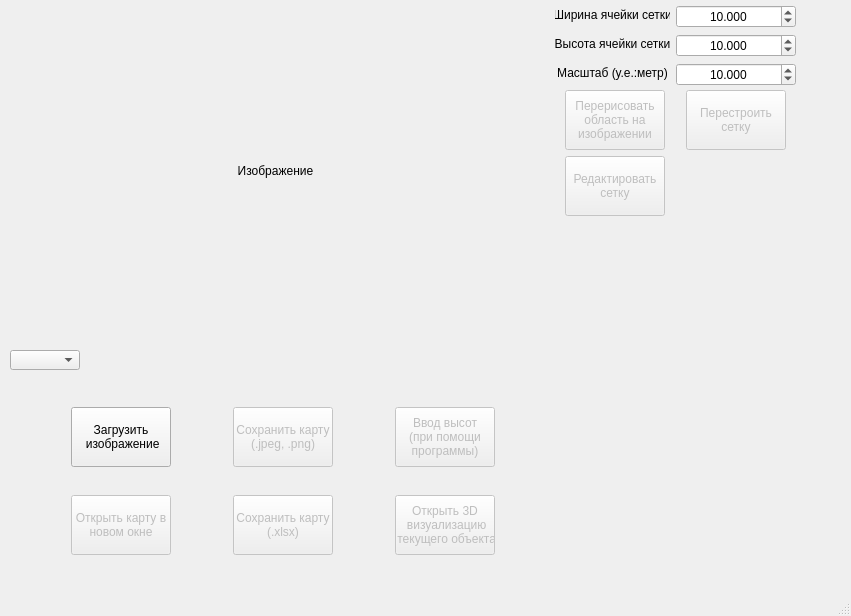
First picture: the form in FinalEcologyProject/mainwindow.ui, repository cloneyd/OilModeling, before the edit.
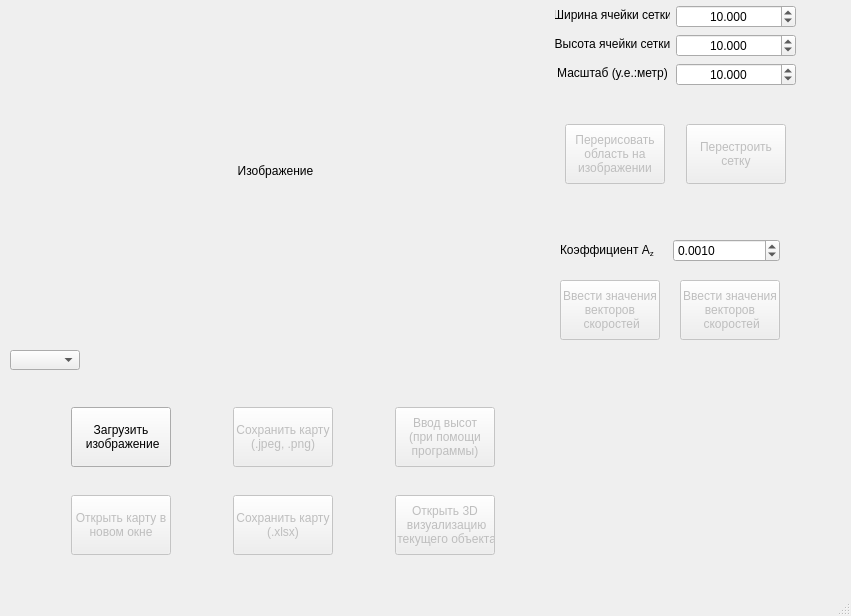
Second picture: the form after the edit.

The edit to the form file:
```diff
--- a/FinalEcologyProject/mainwindow.ui
+++ b/FinalEcologyProject/mainwindow.ui
@@ -437,35 +437,6 @@
        </property>
       </widget>
      </item>
-     <item row="1" column="0">
-      <widget class="QPushButton" name="edit_grid_button">
-       <property name="enabled">
-        <bool>false</bool>
-       </property>
-       <property name="minimumSize">
-        <size>
-         <width>100</width>
-         <height>60</height>
-        </size>
-       </property>
-       <property name="maximumSize">
-        <size>
-         <width>100</width>
-         <height>60</height>
-        </size>
-       </property>
-       <property name="baseSize">
-        <size>
-         <width>100</width>
-         <height>50</height>
-        </size>
-       </property>
-       <property name="text">
-        <string>Редактировать
-сетку</string>
-       </property>
-      </widget>
-     </item>
      <item row="0" column="0">
       <widget class="QPushButton" name="update_map_button">
        <property name="enabled">
@@ -538,6 +509,131 @@
      <string/>
     </property>
    </widget>
+   <widget class="QWidget" name="horizontalLayoutWidget">
+    <property name="geometry">
+     <rect>
+      <x>560</x>
+      <y>230</y>
+      <width>220</width>
+      <height>41</height>
+     </rect>
+    </property>
+    <layout class="QHBoxLayout" name="horizontalLayout">
+     <item>
+      <widget class="QLabel" name="ratio_label">
+       <property name="text">
+        <string>&lt;html&gt;&lt;head/&gt;&lt;body&gt;&lt;p&gt;Коэффициент А&lt;span style=&quot; vertical-align:sub;&quot;&gt;z&lt;/span&gt;&lt;/p&gt;&lt;/body&gt;&lt;/html&gt;</string>
+       </property>
+      </widget>
+     </item>
+     <item>
+      <widget class="QDoubleSpinBox" name="ratio_double_spin_box">
+       <property name="decimals">
+        <number>4</number>
+       </property>
+       <property name="maximum">
+        <double>9999.989999999999782</double>
+       </property>
+       <property name="singleStep">
+        <double>0.500000000000000</double>
+       </property>
+       <property name="value">
+        <double>0.001000000000000</double>
+       </property>
+      </widget>
+     </item>
+    </layout>
+   </widget>
+   <widget class="QPushButton" name="enter_speed_vectors_button">
+    <property name="enabled">
+     <bool>false</bool>
+    </property>
+    <property name="geometry">
+     <rect>
+      <x>560</x>
+      <y>280</y>
+      <width>100</width>
+      <height>60</height>
+     </rect>
+    </property>
+    <property name="sizePolicy">
+     <sizepolicy hsizetype="Fixed" vsizetype="Fixed">
+      <horstretch>0</horstretch>
+      <verstretch>0</verstretch>
+     </sizepolicy>
+    </property>
+    <property name="minimumSize">
+     <size>
+      <width>100</width>
+      <height>60</height>
+     </size>
+    </property>
+    <property name="maximumSize">
+     <size>
+      <width>100</width>
+      <height>60</height>
+     </size>
+    </property>
+    <property name="baseSize">
+     <size>
+      <width>100</width>
+      <height>50</height>
+     </size>
+    </property>
+    <property name="text">
+     <string>Ввести значения
+векторов
+ скоростей</string>
+    </property>
+    <property name="flat">
+     <bool>false</bool>
+    </property>
+   </widget>
+   <widget class="QPushButton" name="computate_pressures_button">
+    <property name="enabled">
+     <bool>false</bool>
+    </property>
+    <property name="geometry">
+     <rect>
+      <x>680</x>
+      <y>280</y>
+      <width>100</width>
+      <height>60</height>
+     </rect>
+    </property>
+    <property name="sizePolicy">
+     <sizepolicy hsizetype="Fixed" vsizetype="Fixed">
+      <horstretch>0</horstretch>
+      <verstretch>0</verstretch>
+     </sizepolicy>
+    </property>
+    <property name="minimumSize">
+     <size>
+      <width>100</width>
+      <height>60</height>
+     </size>
+    </property>
+    <property name="maximumSize">
+     <size>
+      <width>100</width>
+      <height>60</height>
+     </size>
+    </property>
+    <property name="baseSize">
+     <size>
+      <width>100</width>
+      <height>50</height>
+     </size>
+    </property>
+    <property name="text">
+     <string>Ввести значения
+векторов
+ скоростей</string>
+    </property>
+    <property name="flat">
+     <bool>false</bool>
+    </property>
+   </widget>
   </widget>
   <widget class="QMenuBar" name="menubar">
    <property name="geometry">
```
Left out of the diff: 37 changed lines with no effect on the pictures.
